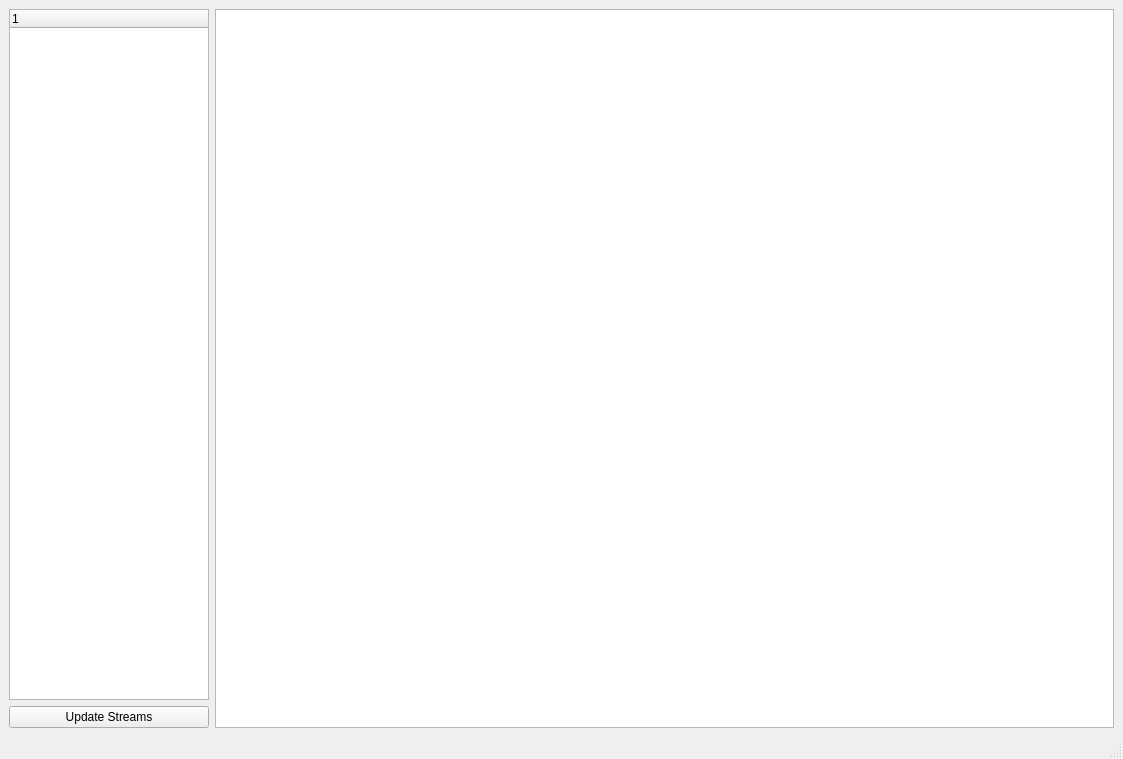
First picture: the form in Ui_SigVisualizer.ui, repository labstreaminglayer/App-SigVisualizer, before the edit.
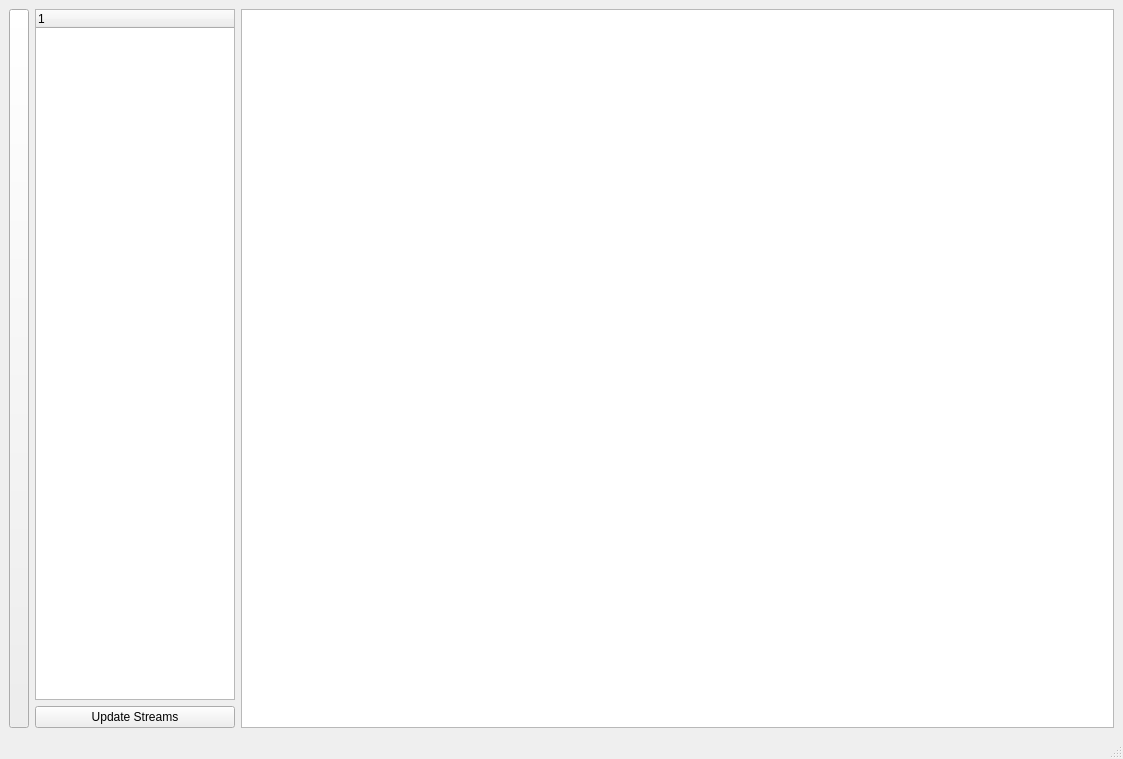
Second picture: the form after the edit.

Commit message: Added toggle button

Patch:
```diff
--- a/Ui_SigVisualizer.ui
+++ b/Ui_SigVisualizer.ui
@@ -15,7 +15,10 @@
   </property>
   <widget class="QWidget" name="centralwidget">
    <layout class="QGridLayout" name="gridLayout">
-    <item row="0" column="0">
+    <item row="0" column="2">
+     <widget class="QGraphicsView" name="graphicsView"/>
+    </item>
+    <item row="0" column="1">
      <layout class="QVBoxLayout" name="verticalLayout">
       <item>
        <widget class="QTreeWidget" name="treeWidget">
@@ -47,8 +50,24 @@
       </item>
      </layout>
     </item>
-    <item row="0" column="1">
-     <widget class="QGraphicsView" name="graphicsView"/>
+    <item row="0" column="0">
+     <widget class="QPushButton" name="toggleButton">
+      <property name="sizePolicy">
+       <sizepolicy hsizetype="Fixed" vsizetype="Expanding">
+        <horstretch>0</horstretch>
+        <verstretch>0</verstretch>
+       </sizepolicy>
+      </property>
+      <property name="maximumSize">
+       <size>
+        <width>20</width>
+        <height>16777215</height>
+       </size>
+      </property>
+      <property name="text">
+       <string/>
+      </property>
+     </widget>
     </item>
    </layout>
   </widget>
```
The commit also changes 2 other files.
